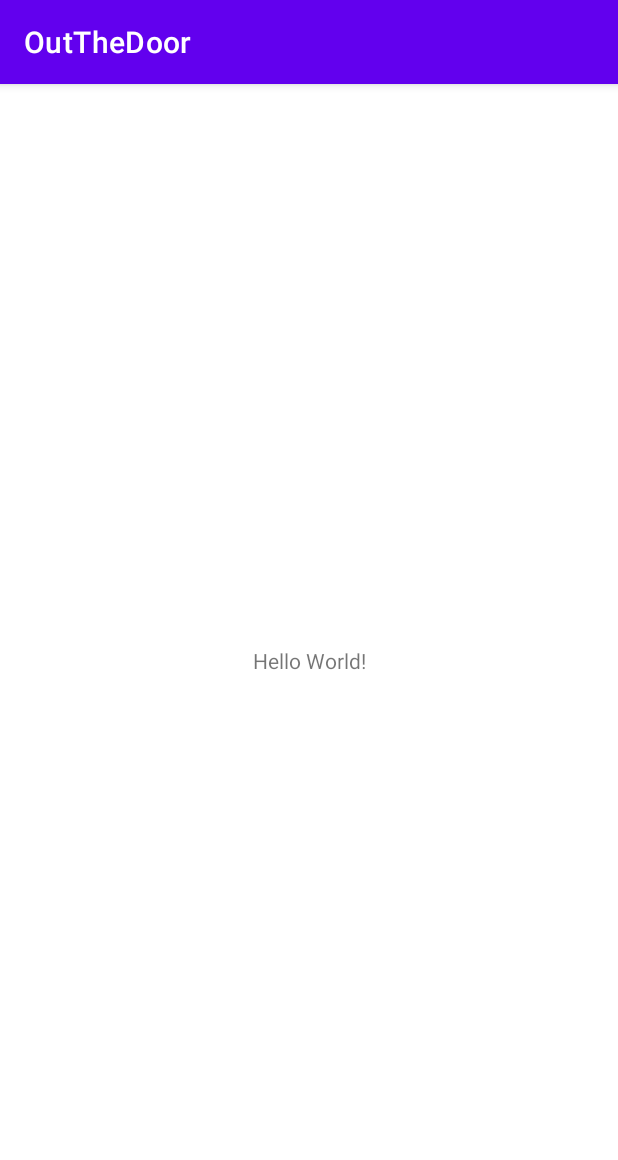
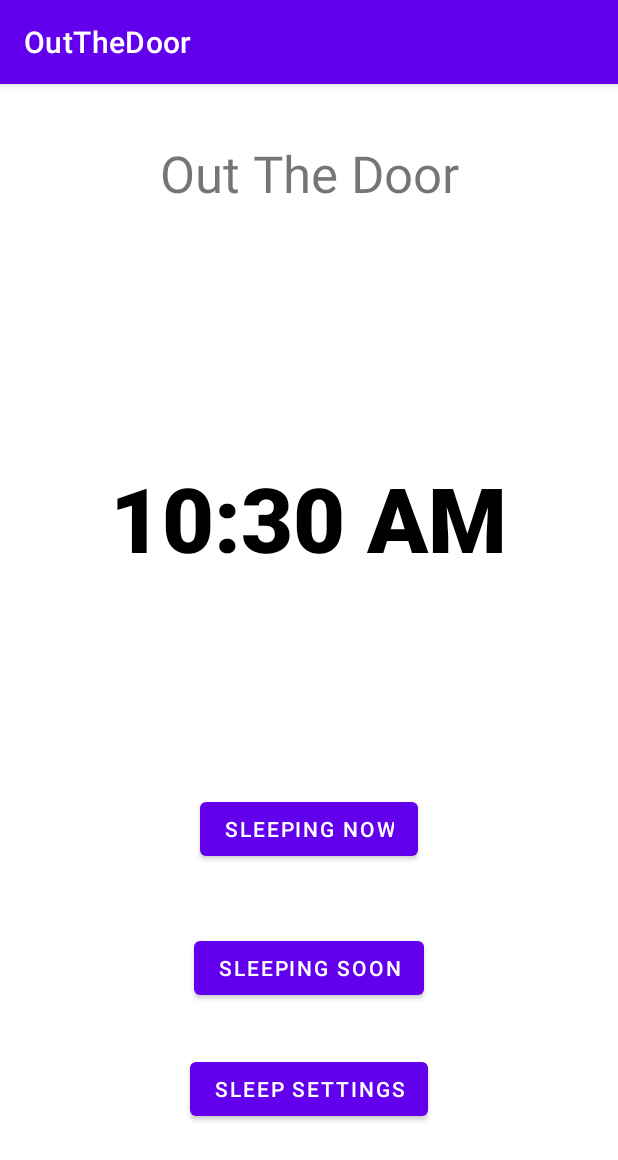
Before and after one commit to FinWatling/OutTheDoor, an Android app: the screen it shows after launch (MainActivity), on a phone screen of 412 x 824 dp. Shown: the top 1160 px of the screen. Run offline under Robolectric (Android 15) with nearby library versions, the phone set to English and light mode, and no system bars.

Commit message:
created basic main activity

```diff
--- a/Application/app/src/main/AndroidManifest.xml
+++ b/Application/app/src/main/AndroidManifest.xml
@@ -10,6 +10,9 @@
         android:supportsRtl="true"
         android:theme="@style/Theme.OutTheDoor">
         <activity
+            android:name=".SecondActivity"
+            android:exported="false" />
+        <activity
             android:name=".MainActivity"
             android:exported="true">
             <intent-filter>
--- a/Application/app/src/main/java/com/example/outthedoor/MainActivity.java
+++ b/Application/app/src/main/java/com/example/outthedoor/MainActivity.java
@@ -3,6 +3,10 @@ package com.example.outthedoor;
 import androidx.appcompat.app.AppCompatActivity;
 
 import android.os.Bundle;
+import android.widget.TextView;
+
+import java.text.DateFormat;
+import java.util.Date;
 
 public class MainActivity extends AppCompatActivity {
 
@@ -10,5 +14,13 @@ public class MainActivity extends AppCompatActivity {
     protected void onCreate(Bundle savedInstanceState) {
         super.onCreate(savedInstanceState);
         setContentView(R.layout.activity_main);
+
+        TextView time = (TextView) findViewById(R.id.time);
+
+        Date currentTime = new Date();
+        String currentDateTimeString = DateFormat.getTimeInstance(DateFormat.SHORT).format(currentTime);
+
+        time.setText(currentDateTimeString);
+
     }
 }
--- /dev/null
+++ b/Application/app/src/main/java/com/example/outthedoor/SecondActivity.java
@@ -0,0 +1,14 @@
+package com.example.outthedoor;
+
+import androidx.appcompat.app.AppCompatActivity;
+
+import android.os.Bundle;
+
+public class SecondActivity extends AppCompatActivity {
+
+    @Override
+    protected void onCreate(Bundle savedInstanceState) {
+        super.onCreate(savedInstanceState);
+        setContentView(R.layout.activity_second);
+    }
+}
--- a/Application/app/src/main/res/layout/activity_main.xml
+++ b/Application/app/src/main/res/layout/activity_main.xml
@@ -7,12 +7,69 @@
     tools:context=".MainActivity">
 
     <TextView
+        android:id="@+id/textView2"
         android:layout_width="wrap_content"
         android:layout_height="wrap_content"
-        android:text="Hello World!"
+        android:text="Out The Door"
+        android:textSize="34sp"
         app:layout_constraintBottom_toBottomOf="parent"
         app:layout_constraintLeft_toLeftOf="parent"
         app:layout_constraintRight_toRightOf="parent"
-        app:layout_constraintTop_toTopOf="parent" />
+        app:layout_constraintTop_toTopOf="parent"
+        app:layout_constraintVertical_bias="0.051" />
+
+    <TextView
+        android:id="@+id/time"
+        android:layout_width="wrap_content"
+        android:layout_height="wrap_content"
+        android:backgroundTintMode="add"
+        android:fontFamily="sans-serif-black"
+        android:text=""
+        android:textColor="#000000"
+        android:textSize="60sp"
+        android:textStyle="bold"
+        android:typeface="normal"
+        app:layout_constraintBottom_toBottomOf="parent"
+        app:layout_constraintEnd_toEndOf="parent"
+        app:layout_constraintHorizontal_bias="0.498"
+        app:layout_constraintLeft_toLeftOf="parent"
+        app:layout_constraintRight_toRightOf="parent"
+        app:layout_constraintStart_toStartOf="parent"
+        app:layout_constraintTop_toBottomOf="@+id/textView2"
+        app:layout_constraintVertical_bias="0.275" />
+
+    <Button
+        android:id="@+id/sleepingNowButton"
+        android:layout_width="wrap_content"
+        android:layout_height="wrap_content"
+        android:text="@string/sleeping_now"
+        app:layout_constraintBottom_toBottomOf="parent"
+        app:layout_constraintEnd_toEndOf="parent"
+        app:layout_constraintStart_toStartOf="parent"
+        app:layout_constraintTop_toBottomOf="@+id/time"
+        app:layout_constraintVertical_bias="0.367" />
+
+
+    <Button
+        android:id="@+id/sleepingNowButton2"
+        android:layout_width="wrap_content"
+        android:layout_height="wrap_content"
+        android:text="@string/sleeping_soon"
+        app:layout_constraintBottom_toBottomOf="parent"
+        app:layout_constraintEnd_toEndOf="parent"
+        app:layout_constraintStart_toStartOf="parent"
+        app:layout_constraintTop_toBottomOf="@+id/sleepingNowButton"
+        app:layout_constraintVertical_bias="0.224" />
+
+    <Button
+        android:id="@+id/sleepingNowButton3"
+        android:layout_width="wrap_content"
+        android:layout_height="wrap_content"
+        android:text="@string/sleep_settings"
+        app:layout_constraintBottom_toBottomOf="parent"
+        app:layout_constraintEnd_toEndOf="parent"
+        app:layout_constraintStart_toStartOf="parent"
+        app:layout_constraintTop_toBottomOf="@+id/sleepingNowButton2"
+        app:layout_constraintVertical_bias="0.309" />
 
 </androidx.constraintlayout.widget.ConstraintLayout>
--- /dev/null
+++ b/Application/app/src/main/res/layout/activity_second.xml
@@ -0,0 +1,9 @@
+<?xml version="1.0" encoding="utf-8"?>
+<androidx.constraintlayout.widget.ConstraintLayout xmlns:android="http://schemas.android.com/apk/res/android"
+    xmlns:app="http://schemas.android.com/apk/res-auto"
+    xmlns:tools="http://schemas.android.com/tools"
+    android:layout_width="match_parent"
+    android:layout_height="match_parent"
+    tools:context=".SecondActivity">
+
+</androidx.constraintlayout.widget.ConstraintLayout>
--- a/Application/app/src/main/res/values/strings.xml
+++ b/Application/app/src/main/res/values/strings.xml
@@ -1,3 +1,7 @@
 <resources>
     <string name="app_name">OutTheDoor</string>
+    <string name="button">Button</string>
+    <string name="sleeping_now">Sleeping Now</string>
+    <string name="sleeping_soon">Sleeping Soon</string>
+    <string name="sleep_settings">Sleep Settings</string>
 </resources>
```
